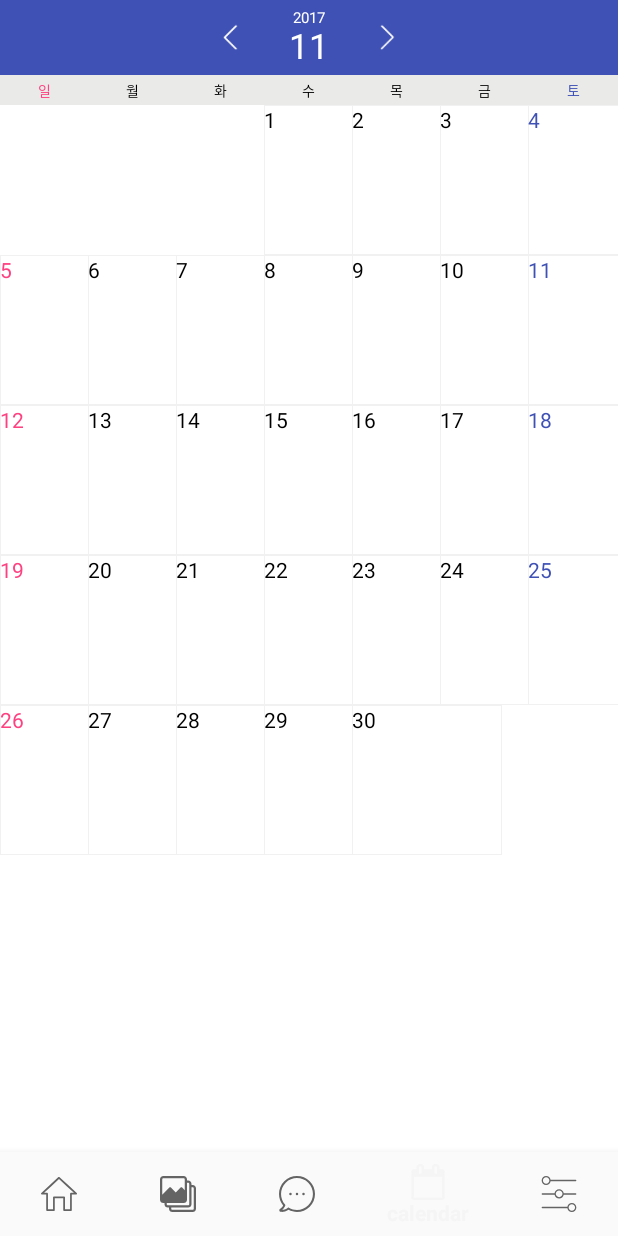
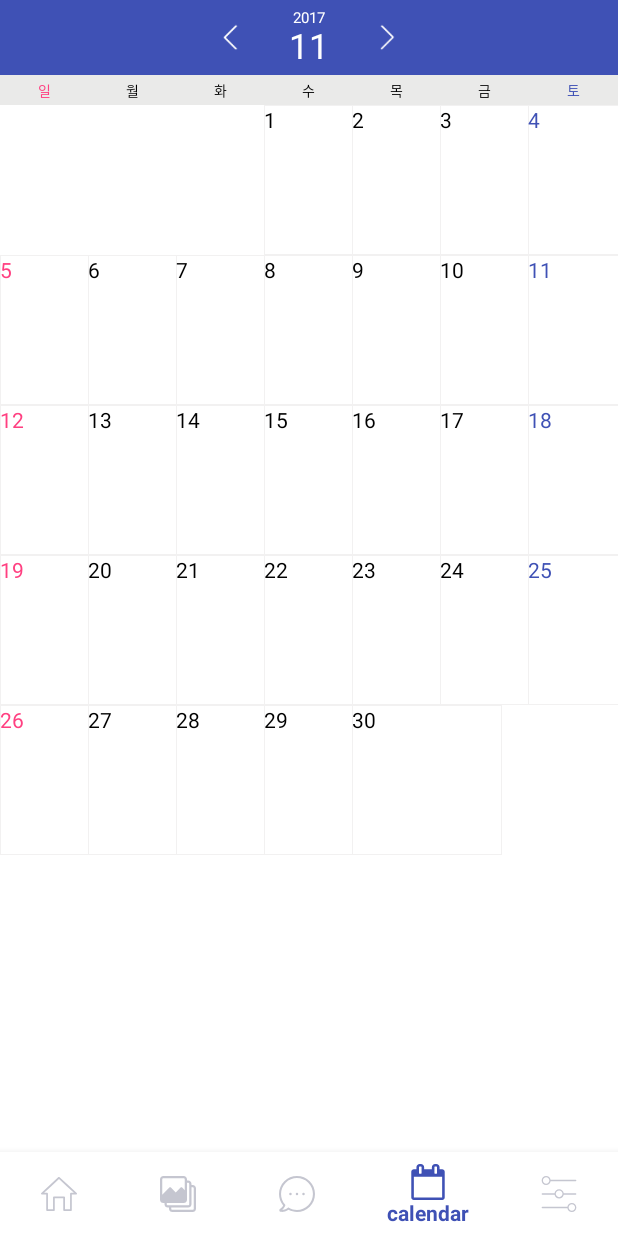
Before and after one commit to chl8263/With_family, an Android app: the screen it shows after launch (MainActivity), item 4 of the bottom bar chosen, on a phone screen of 412 x 824 dp. Run offline under Robolectric (Android 15) with nearby library versions, the phone set to English and light mode, and no system bars.

Commit message:
fragment View style 수정

```diff
--- a/app/src/main/AndroidManifest.xml
+++ b/app/src/main/AndroidManifest.xml
@@ -10,7 +10,7 @@
         android:supportsRtl="true"
         android:theme="@style/AppTheme">
         <activity android:name=".MainActivity"
-            android:theme="@style/Theme.AppCompat.DayNight.NoActionBar"
+        android:theme="@style/AppTheme2"
             >
             <intent-filter>
                 <action android:name="android.intent.action.MAIN" />
--- a/app/src/main/res/layout/activity_main.xml
+++ b/app/src/main/res/layout/activity_main.xml
@@ -17,7 +17,7 @@
             android:id="@+id/bottom_navigation"
             android:layout_width="match_parent"
             android:layout_height="wrap_content"
-            android:background="?android:attr/windowBackground"
+            android:background="@color/color_White"
             android:layout_gravity="bottom"
             app:menu="@menu/navigation"
             />
--- a/app/src/main/res/layout/fragment_album.xml
+++ b/app/src/main/res/layout/fragment_album.xml
@@ -1,7 +1,9 @@
 <?xml version="1.0" encoding="utf-8"?>
 <LinearLayout xmlns:android="http://schemas.android.com/apk/res/android"
     android:orientation="vertical" android:layout_width="match_parent"
-    android:layout_height="match_parent">
+    android:layout_height="match_parent"
+    android:background="@color/color_White"
+    >
     <TextView
         android:textColor="@color/color_Black"
         android:text="album"
--- a/app/src/main/res/layout/fragment_calendar.xml
+++ b/app/src/main/res/layout/fragment_calendar.xml
@@ -1,7 +1,9 @@
 <FrameLayout xmlns:android="http://schemas.android.com/apk/res/android"
     xmlns:tools="http://schemas.android.com/tools"
     android:layout_width="match_parent"
-    android:layout_height="match_parent">
+    android:layout_height="match_parent"
+    android:background="@color/color_White"
+    >
 
     <LinearLayout
         android:layout_width="match_parent"
--- a/app/src/main/res/layout/fragment_chat.xml
+++ b/app/src/main/res/layout/fragment_chat.xml
@@ -1,7 +1,9 @@
 <?xml version="1.0" encoding="utf-8"?>
 <LinearLayout xmlns:android="http://schemas.android.com/apk/res/android"
     android:orientation="vertical" android:layout_width="match_parent"
-    android:layout_height="match_parent">
+    android:layout_height="match_parent"
+    android:background="@color/color_White"
+    >
     <TextView
         android:textColor="@color/color_Black"
         android:text="chat"
--- a/app/src/main/res/layout/fragment_control.xml
+++ b/app/src/main/res/layout/fragment_control.xml
@@ -1,7 +1,9 @@
 <?xml version="1.0" encoding="utf-8"?>
 <LinearLayout xmlns:android="http://schemas.android.com/apk/res/android"
     android:orientation="vertical" android:layout_width="match_parent"
-    android:layout_height="match_parent">
+    android:layout_height="match_parent"
+    android:background="@color/color_White"
+    >
     <TextView
         android:textColor="@color/color_Black"
         android:text="control"
--- a/app/src/main/res/layout/fragment_home.xml
+++ b/app/src/main/res/layout/fragment_home.xml
@@ -1,7 +1,9 @@
 <?xml version="1.0" encoding="utf-8"?>
 <LinearLayout xmlns:android="http://schemas.android.com/apk/res/android"
     android:orientation="vertical" android:layout_width="match_parent"
-    android:layout_height="match_parent">
+    android:layout_height="match_parent"
+    android:background="@color/color_White"
+    >
     <TextView
         android:textColor="@color/color_Black"
         android:text="home"
--- a/app/src/main/res/values/styles.xml
+++ b/app/src/main/res/values/styles.xml
@@ -7,5 +7,12 @@
         <item name="colorPrimaryDark">@color/colorPrimaryDark</item>
         <item name="colorAccent">@color/colorAccent</item>
     </style>
-
+    <style name="AppTheme2">
+        <!-- Customize your theme here. -->
+        <item name="windowActionBar">false</item>
+        <item name="windowNoTitle">true</item>
+        <item name="colorPrimary">@color/colorPrimary</item>
+        <item name="colorPrimaryDark">@color/colorPrimaryDark</item>
+        <item name="colorAccent">@color/colorAccent</item>
+    </style>
 </resources>
```
